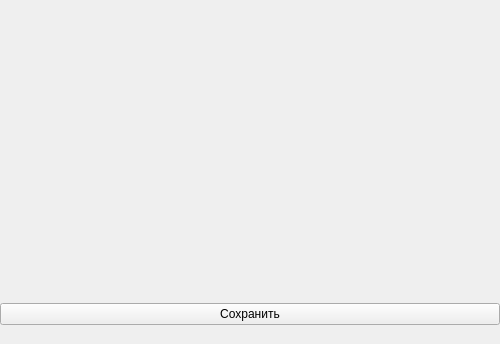
Old version of the form ui_files/successful_purchase.ui in the repository gg-master/Cinema_prj.
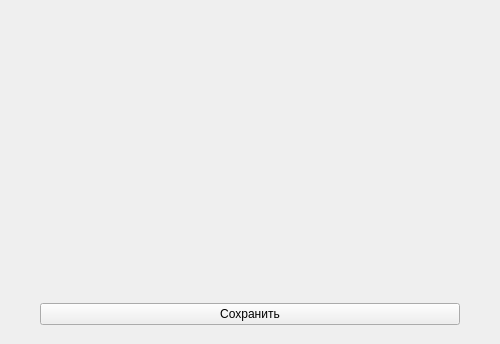
New version of the form. Icons and pictures are not drawn.

Commit message: Добавлен дизайн к билету. Добавлено окно с подтверждение заказа

The edit to the form file:
```diff
--- a/ui_files/successful_purchase.ui
+++ b/ui_files/successful_purchase.ui
@@ -80,11 +80,47 @@
     </widget>
    </item>
    <item>
+    <layout class="QHBoxLayout" name="horizontalLayout">
+     <item>
+      <spacer name="horizontalSpacer_2">
+       <property name="orientation">
+        <enum>Qt::Horizontal</enum>
+       </property>
+       <property name="sizeType">
+        <enum>QSizePolicy::Preferred</enum>
+       </property>
+       <property name="sizeHint" stdset="0">
+        <size>
+         <width>40</width>
+         <height>20</height>
+        </size>
+       </property>
+      </spacer>
+     </item>
+     <item>
     <widget class="QPushButton" name="pushButton">
      <property name="text">
       <string>Сохранить</string>
      </property>
     </widget>
+     </item>
+     <item>
+      <spacer name="horizontalSpacer">
+       <property name="orientation">
+        <enum>Qt::Horizontal</enum>
+       </property>
+       <property name="sizeType">
+        <enum>QSizePolicy::Preferred</enum>
+       </property>
+       <property name="sizeHint" stdset="0">
+        <size>
+         <width>40</width>
+         <height>20</height>
+        </size>
+       </property>
+      </spacer>
+     </item>
+    </layout>
    </item>
    <item>
     <layout class="QVBoxLayout" name="verticalLayout">
```
Lines whose indentation alone changed are shown as unchanged. The commit also changes 4 other files.
